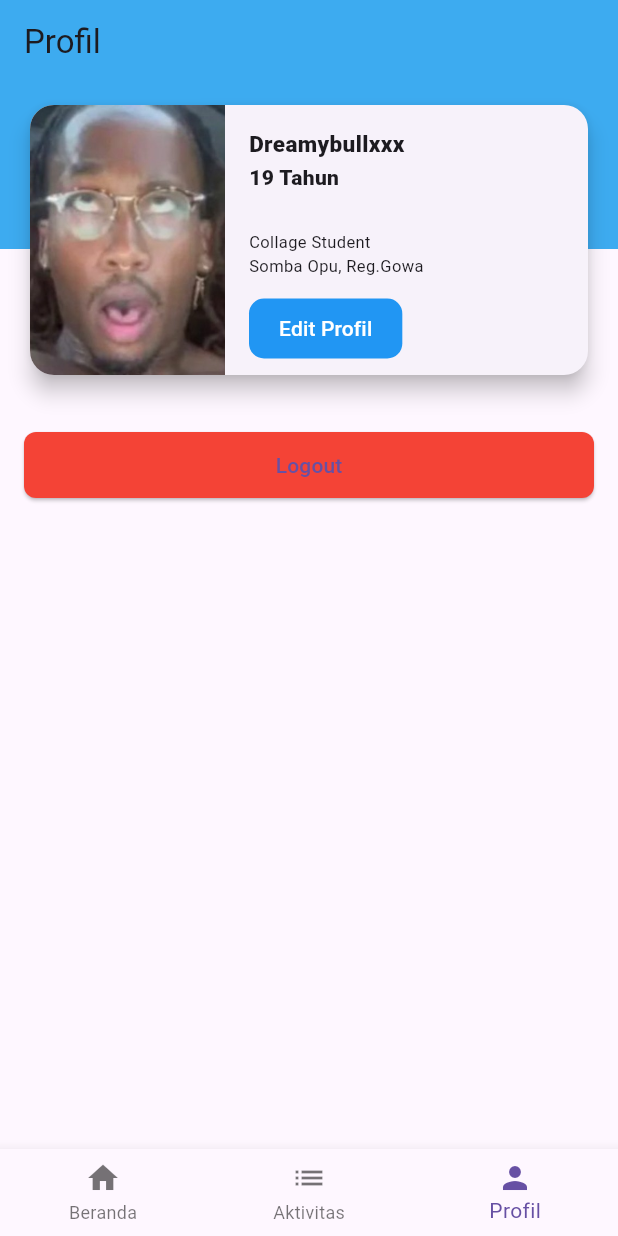
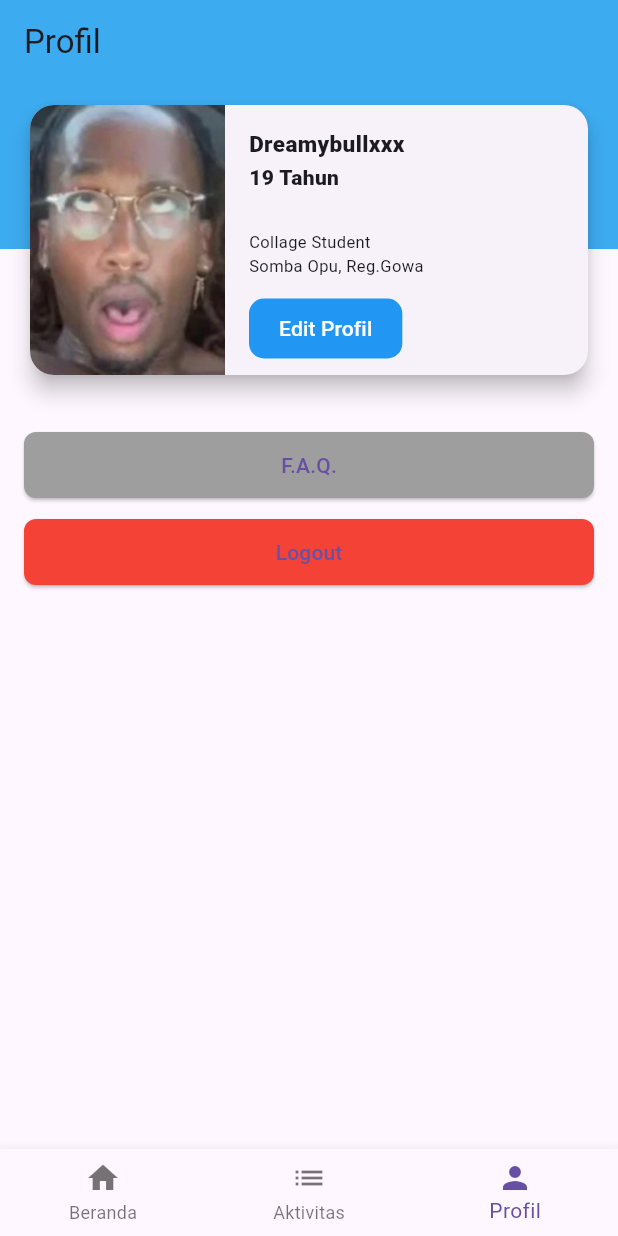
Before and after one commit to iamahmadzidan/pbo_project, a Flutter app: the screen it shows after launch, item 3 of the bottom bar chosen, on a phone screen of 412 x 824 dp. Run offline on Flutter 3.47's test engine with Material 3 defaults, Android fonts, the phone set to English and light mode, and no system bars.

Commit message:
tambah F.A.Q

```diff
--- a/lib/halaman/profile_page.dart
+++ b/lib/halaman/profile_page.dart
@@ -7,11 +7,12 @@ class ProfilePage extends StatefulWidget {
   State<ProfilePage> createState() => _ProfilePageState();
 }
 
-class _ProfilePageState extends State<ProfilePage> {
+class _ProfilePageState extends State<ProfilePage> with TickerProviderStateMixin {
   String _name = "Dreamybullxxx";
   String _age = "19 Tahun";
   String _job = "Collage Student";
   String _location = "Somba Opu, Reg.Gowa";
+  bool _isFaqExpanded = false;
 
   void _editProfile() {
     TextEditingController nameController = TextEditingController(text: _name);
@@ -87,7 +88,6 @@ class _ProfilePageState extends State<ProfilePage> {
                       height: 180,
                       child: Row(
                         children: [
-                          // Foto Profil
                           Container(
                             width: 130,
                             height: double.infinity,
@@ -103,12 +103,11 @@ class _ProfilePageState extends State<ProfilePage> {
                             ),
                           ),
                           const SizedBox(width: 16),
-                          // Informasi Akun
                           Expanded(
                             child: Column(
                               crossAxisAlignment: CrossAxisAlignment.start,
                               children: [
-                                const SizedBox(height: 15,),
+                                const SizedBox(height: 15),
                                 Text(
                                   _name,
                                   style: const TextStyle(
@@ -116,7 +115,7 @@ class _ProfilePageState extends State<ProfilePage> {
                                     fontWeight: FontWeight.w900,
                                   ),
                                 ),
-                                const SizedBox(height: 2,),
+                                const SizedBox(height: 2),
                                 Text(
                                   _age,
                                   style: const TextStyle(
@@ -124,7 +123,7 @@ class _ProfilePageState extends State<ProfilePage> {
                                     fontWeight: FontWeight.w900,
                                   ),
                                 ),
-                                const SizedBox(height: 25,),
+                                const SizedBox(height: 25),
                                 Text(
                                   _job,
                                   style: const TextStyle(fontSize: 11),
@@ -140,7 +139,7 @@ class _ProfilePageState extends State<ProfilePage> {
                                     onPressed: _editProfile,
                                     style: TextButton.styleFrom(
                                       shape: RoundedRectangleBorder(
-                                        borderRadius: BorderRadius.circular(10), // Sesuaikan nilai radius sesuai keinginan
+                                        borderRadius: BorderRadius.circular(10),
                                       ),
                                       backgroundColor: Colors.blue,
                                       foregroundColor: Colors.white,
@@ -157,7 +156,6 @@ class _ProfilePageState extends State<ProfilePage> {
                     ),
                   ),
                 ),
-                // Konten Bawah (Scrollable)
                 Positioned.fill(
                   top: 100,
                   child: SingleChildScrollView(
@@ -166,6 +164,43 @@ class _ProfilePageState extends State<ProfilePage> {
                       crossAxisAlignment: CrossAxisAlignment.stretch,
                       children: [
                         const SizedBox(height: 20),
+                        // Tombol FAQ
+                        ElevatedButton(
+                          onPressed: () {
+                            setState(() {
+                              _isFaqExpanded = !_isFaqExpanded;
+                            });
+                          },
+                          style: ElevatedButton.styleFrom(
+                            backgroundColor: Colors.grey,
+                            padding: const EdgeInsets.symmetric(vertical: 12),
+                            shape: RoundedRectangleBorder(
+                              borderRadius: BorderRadius.circular(8),
+                            ),
+                          ),
+                          child: const Text('F.A.Q.'),
+                        ),
+                        // Konten Dropdown FAQ
+                        AnimatedSize(
+                          duration: const Duration(milliseconds: 300),
+                          curve: Curves.easeInOut,
+                          child: _isFaqExpanded
+                              ? Container(
+                            padding: const EdgeInsets.all(16),
+                            color: Colors.grey[200],
+                            child: const Text(
+                              '(Cari sendiri jawabannya)\n'
+                              'F.A.Q. - Frequently Asked Questions\n\n'
+                                  '1. Bagaimana cara mengubah profil?\n'
+                                  '2. Apa yang terjadi jika saya lupa logout?\n'
+                                  '3. Bagaimana cara menghubungi support?',
+                              style: TextStyle(fontSize: 14),
+                            ),
+                          )
+                              : const SizedBox.shrink(),
+                        ),
+                        const SizedBox(height: 10),
+                        // Tombol Logout
                         ElevatedButton(
                           onPressed: () {
                             // Tambahkan logika logout
```
